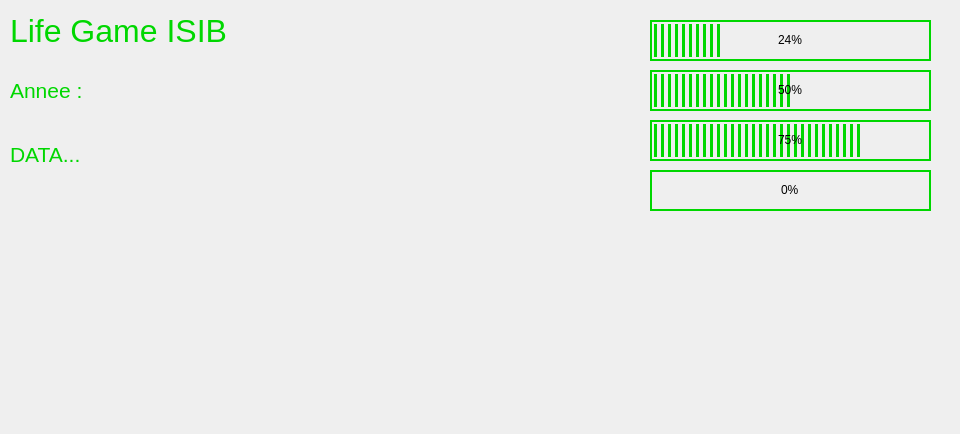
Before: the Qt Designer form mainwindowlifegame.ui in theRedMercury/ISIB_LifeGameClientV1, drawn with Qt 5.
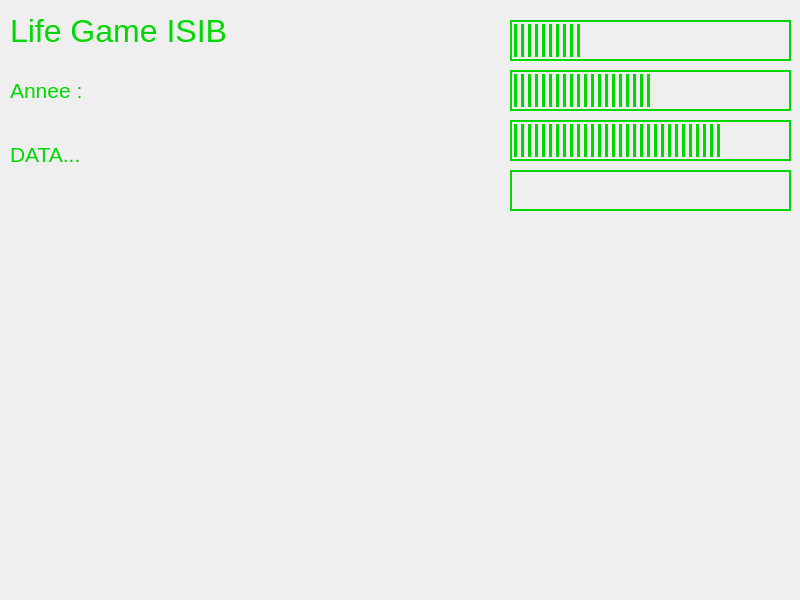
After: the same form once the commit is applied. Icons and pictures are not drawn.

```diff
--- a/mainwindowlifegame.ui
+++ b/mainwindowlifegame.ui
@@ -6,8 +6,8 @@
    <rect>
     <x>0</x>
     <y>0</y>
-    <width>960</width>
-    <height>434</height>
+    <width>800</width>
+    <height>600</height>
    </rect>
   </property>
   <property name="windowTitle">
@@ -99,7 +99,7 @@
    <widget class="QProgressBar" name="progressBarTree">
     <property name="geometry">
      <rect>
-      <x>650</x>
+      <x>510</x>
       <y>20</y>
       <width>281</width>
       <height>41</height>
@@ -125,11 +125,14 @@
     <property name="value">
      <number>24</number>
     </property>
+    <property name="textVisible">
+     <bool>false</bool>
+    </property>
    </widget>
    <widget class="QProgressBar" name="progressBarHerbi">
     <property name="geometry">
      <rect>
-      <x>650</x>
+      <x>510</x>
       <y>70</y>
       <width>281</width>
       <height>41</height>
@@ -155,11 +158,14 @@
     <property name="value">
      <number>50</number>
     </property>
+    <property name="textVisible">
+     <bool>false</bool>
+    </property>
    </widget>
    <widget class="QProgressBar" name="progressBarCarni">
     <property name="geometry">
      <rect>
-      <x>650</x>
+      <x>510</x>
       <y>120</y>
       <width>281</width>
       <height>41</height>
@@ -185,6 +191,9 @@
     <property name="value">
      <number>75</number>
     </property>
+    <property name="textVisible">
+     <bool>false</bool>
+    </property>
    </widget>
    <widget class="QLabel" name="labelDotAnim">
     <property name="geometry">
@@ -220,7 +229,7 @@
    <widget class="QProgressBar" name="progressBarInvade">
     <property name="geometry">
      <rect>
-      <x>650</x>
+      <x>510</x>
       <y>170</y>
       <width>281</width>
       <height>41</height>
@@ -246,6 +255,9 @@
     <property name="value">
      <number>0</number>
     </property>
+    <property name="textVisible">
+     <bool>false</bool>
+    </property>
    </widget>
    <widget class="QTextEdit" name="textEditTree">
     <property name="geometry">
@@ -253,7 +265,7 @@
       <x>20</x>
       <y>180</y>
       <width>141</width>
-      <height>221</height>
+      <height>381</height>
      </rect>
     </property>
     <property name="styleSheet">
@@ -279,7 +291,7 @@
       <x>170</x>
       <y>180</y>
       <width>141</width>
-      <height>221</height>
+      <height>381</height>
      </rect>
     </property>
     <property name="styleSheet">
@@ -305,7 +317,7 @@
       <x>320</x>
       <y>180</y>
       <width>141</width>
-      <height>221</height>
+      <height>371</height>
      </rect>
     </property>
     <property name="styleSheet">
@@ -328,10 +340,10 @@
    <widget class="QTextEdit" name="textEditBrut">
     <property name="geometry">
      <rect>
-      <x>650</x>
+      <x>510</x>
       <y>230</y>
       <width>281</width>
-      <height>171</height>
+      <height>321</height>
      </rect>
     </property>
     <property name="styleSheet">
```
